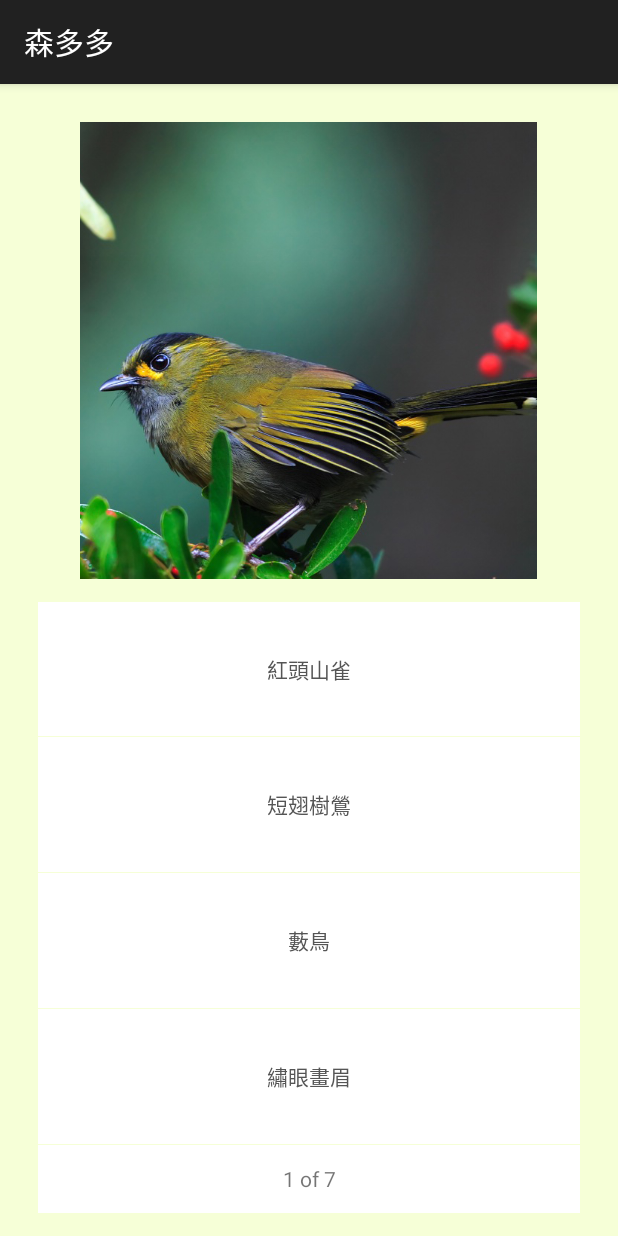
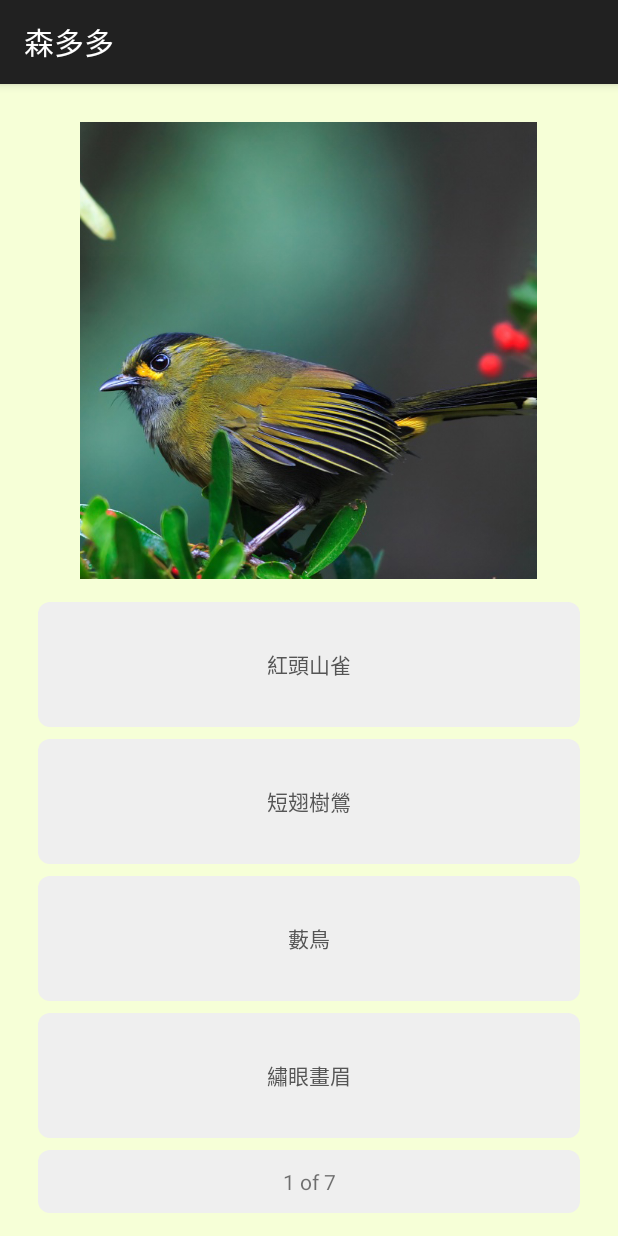
Before and after one commit to k801030/IntroToForest, an Android app: the screen it shows after launch (GameActivity), after a tap on "開始", on a phone screen of 412 x 824 dp. Run offline under Robolectric (Android 15) with nearby library versions, the phone set to English and light mode, and no system bars; libraries missing offline, so code that uses them is left out: com.astuetz, com.daimajia.androidanimations; 4 statements that could not run were skipped.

Commit message:
edit option style

```diff
--- a/app/src/main/java/project/com/introtoforest/view/OptionView.java
+++ b/app/src/main/java/project/com/introtoforest/view/OptionView.java
@@ -5,6 +5,7 @@ import android.content.res.TypedArray;
 import android.graphics.Color;
 import android.media.MediaPlayer;
 import android.util.AttributeSet;
+import android.util.TypedValue;
 import android.view.Gravity;
 import android.view.MotionEvent;
 import android.view.View;
@@ -25,7 +26,8 @@ import project.com.introtoforest.service.GameService;
 public class OptionView extends LinearLayout {
 
     private int background = 0x30000000;
-    private int margins = 1;
+    private int margins_dp = 8;
+
     private static final int OPTION_SIZE = 4;
     private boolean clickable = true;
 
@@ -74,7 +76,7 @@ public class OptionView extends LinearLayout {
 
     public void resetView() {
         for (int i=0;i< mOptions.size();i++) {
-            mOptions.get(i).setBackgroundColor(Color.WHITE);
+            mOptions.get(i).setBackground(getResources().getDrawable(R.drawable.option_default));
             mOptions.get(i).setTextColor(getResources().getColor(R.color.default_text_color));
         }
         setClickable(true);
@@ -111,6 +113,7 @@ public class OptionView extends LinearLayout {
             LinearLayout.LayoutParams params = new LayoutParams(
                     ViewGroup.LayoutParams.MATCH_PARENT, 0, 2.0f);
             setLayoutParams(params);
+            int margins = (int)TypedValue.applyDimension(TypedValue.COMPLEX_UNIT_DIP, margins_dp, getResources().getDisplayMetrics()); // set to dp
             params.setMargins(0, 0, 0, margins);
             setClickable(true); // enable click
 
@@ -121,10 +124,10 @@ public class OptionView extends LinearLayout {
                     // set color
                     setTextColor(Color.WHITE);
                     if (correct) {
-                        setBackgroundColor(getResources().getColor(R.color.correct));
+                        setBackground(getResources().getDrawable(R.drawable.option_correct));
                         mMediaPlayer = MediaPlayer.create(getContext(), R.raw.correct);
                     } else {
-                        setBackgroundColor(getResources().getColor(R.color.wrong));
+                        setBackground(getResources().getDrawable(R.drawable.option_wrong));
                         mMediaPlayer = MediaPlayer.create(getContext(), R.raw.wrong);
                     }
 
@@ -177,7 +180,7 @@ public class OptionView extends LinearLayout {
             LayoutParams params = new LayoutParams(
                     ViewGroup.LayoutParams.MATCH_PARENT, 0, 1.0f);
             setLayoutParams(params);
-            setBackgroundColor(Color.WHITE);
+            setBackground(getResources().getDrawable(R.drawable.option_default));
         }
 
         public void setSerial(int serial) {
--- /dev/null
+++ b/app/src/main/res/drawable/option_correct.xml
@@ -0,0 +1,6 @@
+<?xml version="1.0" encoding="utf-8"?>
+<shape xmlns:android="http://schemas.android.com/apk/res/android">
+    <solid android:color="@color/correct"/>
+    <corners android:radius="8dp"/>
+    <padding android:left="0dip" android:top="0dip" android:right="0dip" android:bottom="0dip" />
+</shape>
--- /dev/null
+++ b/app/src/main/res/drawable/option_default.xml
@@ -0,0 +1,6 @@
+<?xml version="1.0" encoding="utf-8"?>
+<shape xmlns:android="http://schemas.android.com/apk/res/android">
+    <solid android:color="@color/gray"/>
+    <corners android:radius="8dp"/>
+    <padding android:left="0dip" android:top="0dip" android:right="0dip" android:bottom="0dip" />
+</shape>
--- /dev/null
+++ b/app/src/main/res/drawable/option_wrong.xml
@@ -0,0 +1,6 @@
+<?xml version="1.0" encoding="utf-8"?>
+<shape xmlns:android="http://schemas.android.com/apk/res/android">
+    <solid android:color="@color/wrong"/>
+    <corners android:radius="8dp"/>
+    <padding android:left="0dip" android:top="0dip" android:right="0dip" android:bottom="0dip" />
+</shape>
--- a/app/src/main/res/values/color.xml
+++ b/app/src/main/res/values/color.xml
@@ -2,6 +2,7 @@
 <resources>
     <color name="light_gray">#8bdcb6</color>
     <color name="white">#ffffff</color>
+    <color name="gray">#efefef</color>
     <color name="default_text_color">#555</color>
 
     <color name="correct">#51ba97</color>
```
